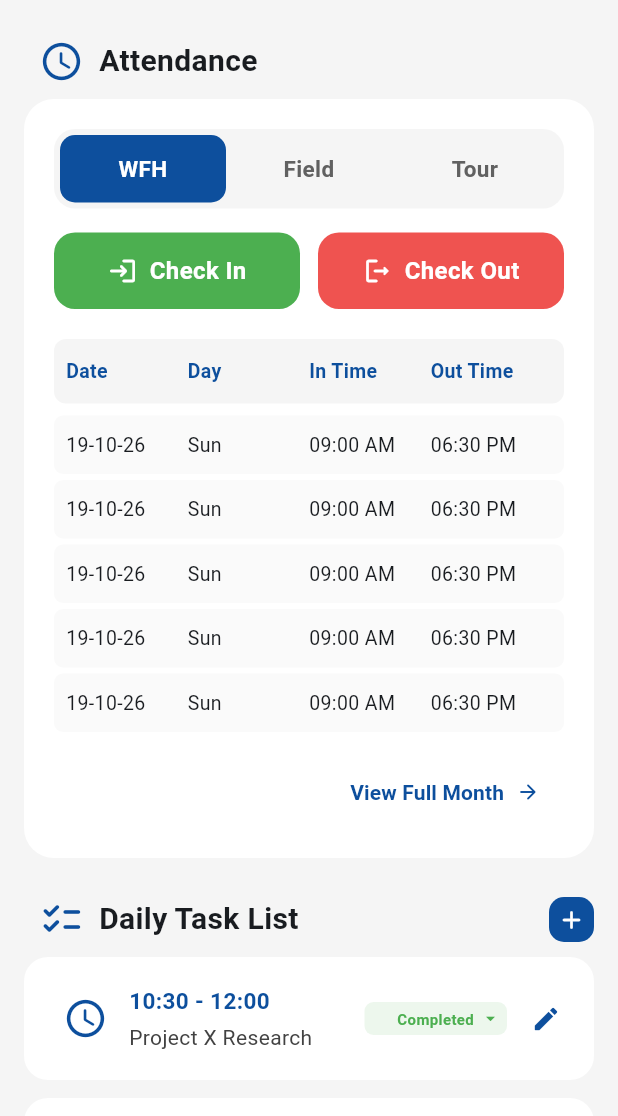
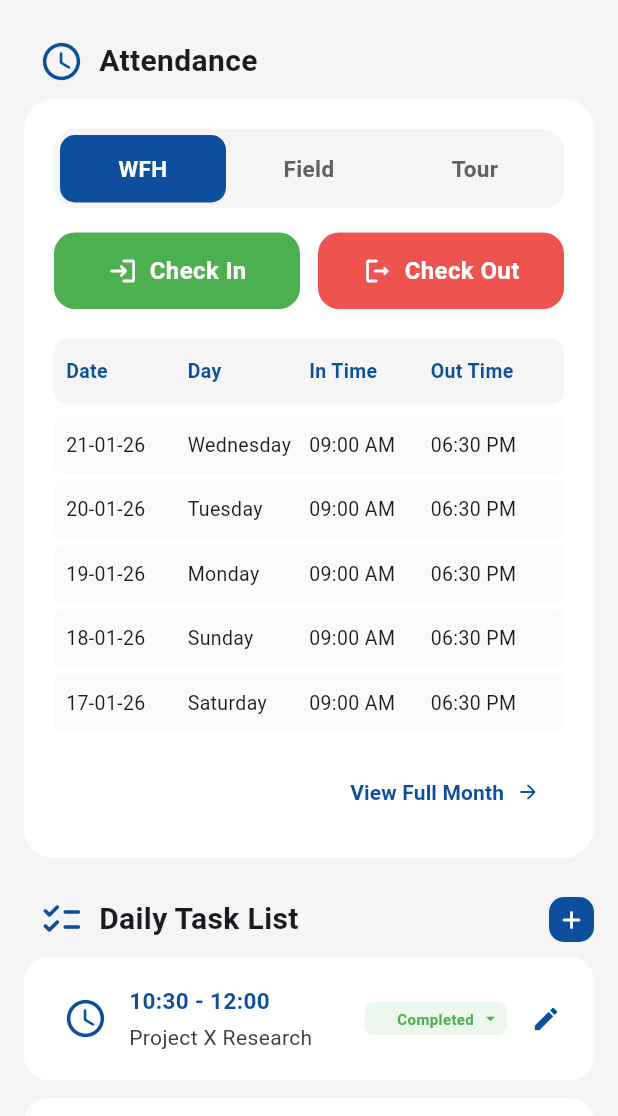
Before and after one commit to farhans-codes/employee_management, a Flutter app: the HomePage screen opened directly, on a phone screen of 412 x 824 dp, the part 120-1236 px from its top. Run offline on Flutter 3.47's test engine with Material 3 defaults, Android fonts, the phone set to English and light mode, and no system bars.

Commit message:
feat: Implement task editing functionality and enhance attendance display with full day names and improved text contrast.

```diff
--- a/lib/presentation/pages/attendance/attendance_page.dart
+++ b/lib/presentation/pages/attendance/attendance_page.dart
@@ -148,7 +148,7 @@ class _AttendancePageState extends State<AttendancePage> {
                             _selectedDate.month,
                             day,
                           );
-                          final dayName = DateFormat('EEE').format(date);
+                          final dayName = DateFormat('EEEE').format(date);
                           final formattedDate = DateFormat(
                             'dd-MM-yy',
                           ).format(date);
@@ -222,7 +222,7 @@ class _AttendancePageState extends State<AttendancePage> {
             flex: 2,
             child: Text(
               day,
-              style: const TextStyle(fontSize: 13, color: Colors.black54),
+              style: const TextStyle(fontSize: 13, color: Colors.black87),
             ),
           ),
           Expanded(
--- a/lib/presentation/widgets/attendance_section.dart
+++ b/lib/presentation/widgets/attendance_section.dart
@@ -1,4 +1,5 @@
 import 'package:flutter/material.dart';
+import 'package:intl/intl.dart';
 import '../pages/attendance/attendance_page.dart';
 
 class AttendanceSection extends StatefulWidget {
@@ -104,12 +105,17 @@ class _AttendanceSectionState extends State<AttendanceSection> {
               ),
               const SizedBox(height: 8),
 
-              // Rows
-              ...List.generate(
-                5,
-                (index) =>
-                    _buildTableRow('19-10-26', 'Sun', '09:00 AM', '06:30 PM'),
-              ),
+              ...List.generate(5, (index) {
+                final date = DateTime.now().subtract(Duration(days: index));
+                final formattedDate = DateFormat('dd-MM-yy').format(date);
+                final dayName = DateFormat('EEEE').format(date);
+                return _buildTableRow(
+                  formattedDate,
+                  dayName,
+                  '09:00 AM',
+                  '06:30 PM',
+                );
+              }),
 
               const SizedBox(height: 12),
               Align(
```
Also changed, not shown: lib/presentation/pages/home/home_page.dart (+18 -2 lines), lib/presentation/widgets/create_task_dialog.dart (+59 -21 lines).
